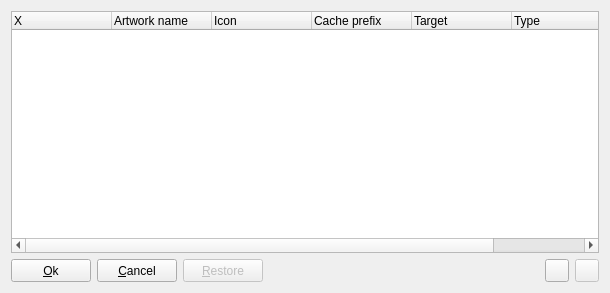
This is additionalartworksetup.ui in qmc2/qmc2-mame-fe as Qt 5 draws it before an edit. The edited form follows.
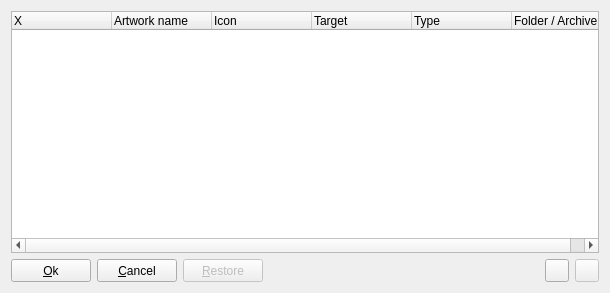
This is the edited form. Icons and pictures are not drawn.

The edit to the form file:
```diff
--- a/additionalartworksetup.ui
+++ b/additionalartworksetup.ui
@@ -46,11 +46,6 @@
        <string>Icon</string>
       </property>
      </column>
-     <column>
-      <property name="text">
-       <string>Cache prefix</string>
-      </property>
-     </column>
      <column>
       <property name="text">
        <string>Target</string>
@@ -63,7 +58,7 @@
      </column>
      <column>
       <property name="text">
-       <string>Folder / Zip</string>
+       <string>Folder / Archive</string>
       </property>
      </column>
     </widget>
```
